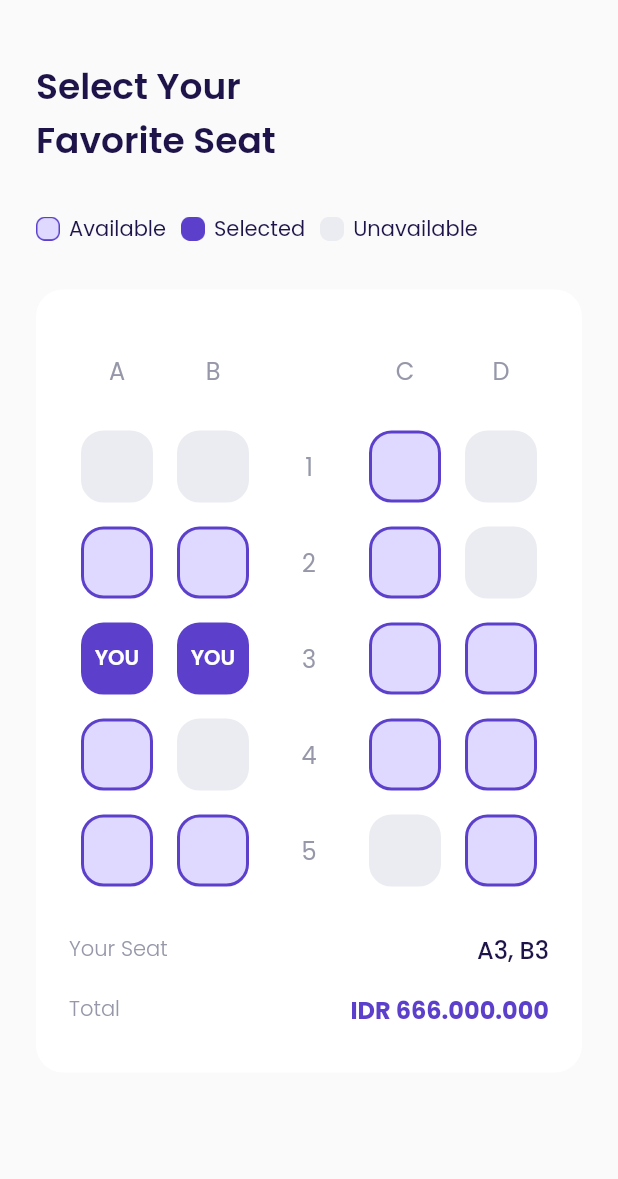
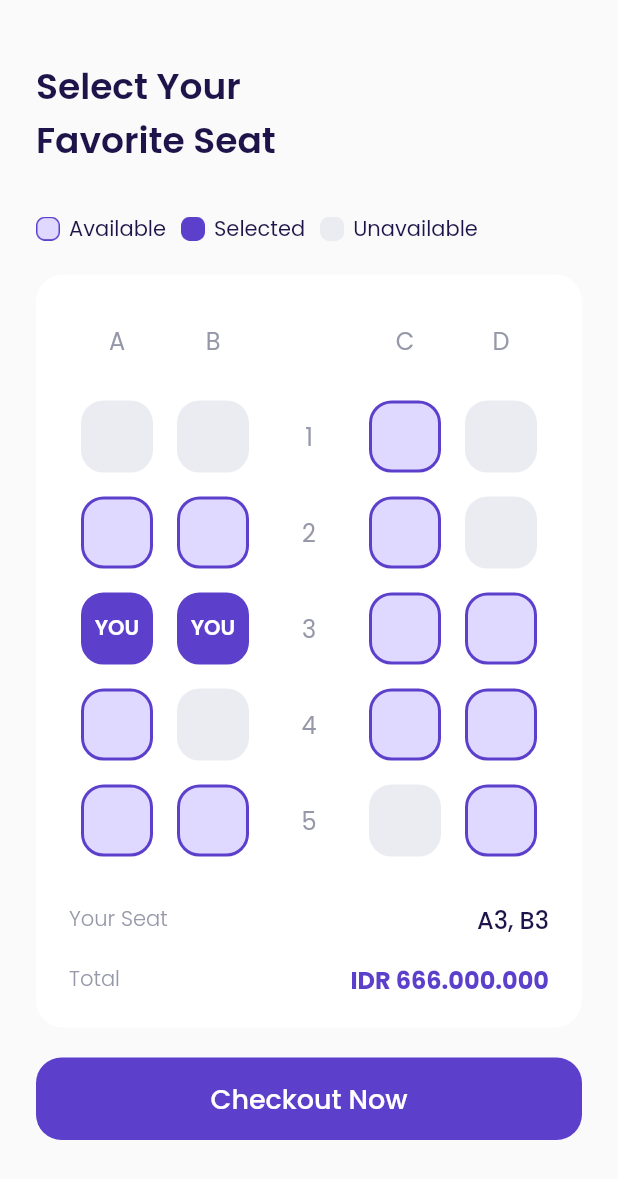
Before and after one commit to Nemuru-san/airplane_projek, a Flutter app: the chooseSeatPage screen opened directly, on a phone screen of 412 x 824 dp. Shown: the top 1179 px of the screen. Run offline on Flutter 3.47's test engine with Material 2 defaults, Android fonts, the phone set to English and light mode, and no system bars; our stand-ins replace google_fonts.

```diff
--- a/lib/ui/pages/chooseSeatPage.dart
+++ b/lib/ui/pages/chooseSeatPage.dart
@@ -1,3 +1,4 @@
+import 'package:airplane_projek/ui/widgets/costumeButton.dart';
 import 'package:airplane_projek/ui/widgets/seatItem.dart';
 import 'package:flutter/material.dart';
 import '../../shared/thame.dart';
@@ -77,11 +78,11 @@ class chooseSeatPage extends StatelessWidget {
 
     Widget selectSeat() {
       return Container(
-        margin: EdgeInsets.only(top: 30),
+        margin: EdgeInsets.only(top: 20),
         width: double.infinity,
         padding: EdgeInsets.symmetric(
           horizontal: 22,
-          vertical: 30,
+          vertical: 20,
         ),
         decoration: BoxDecoration(
           borderRadius: BorderRadius.circular(18),
@@ -391,6 +392,14 @@ class chooseSeatPage extends StatelessWidget {
       );
     }
 
+    Widget checkoutButton() {
+      return costumeButton(
+        title: 'Checkout Now',
+        onPressed: () {},
+        margin: EdgeInsets.only(top: 20, bottom: 50),
+      );
+    }
+
     return Scaffold(
       backgroundColor: kbgColor,
       body: ListView(
@@ -401,6 +410,7 @@ class chooseSeatPage extends StatelessWidget {
           title(),
           seatStatus(),
           selectSeat(),
+          checkoutButton(),
         ],
       ),
     );
```
